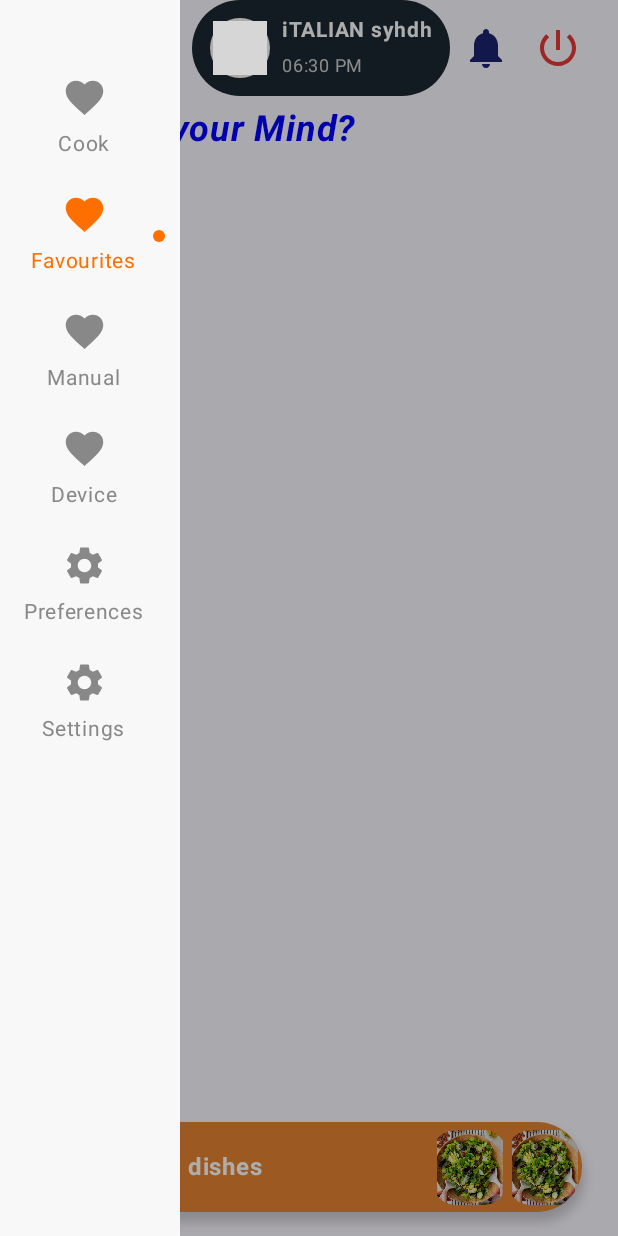
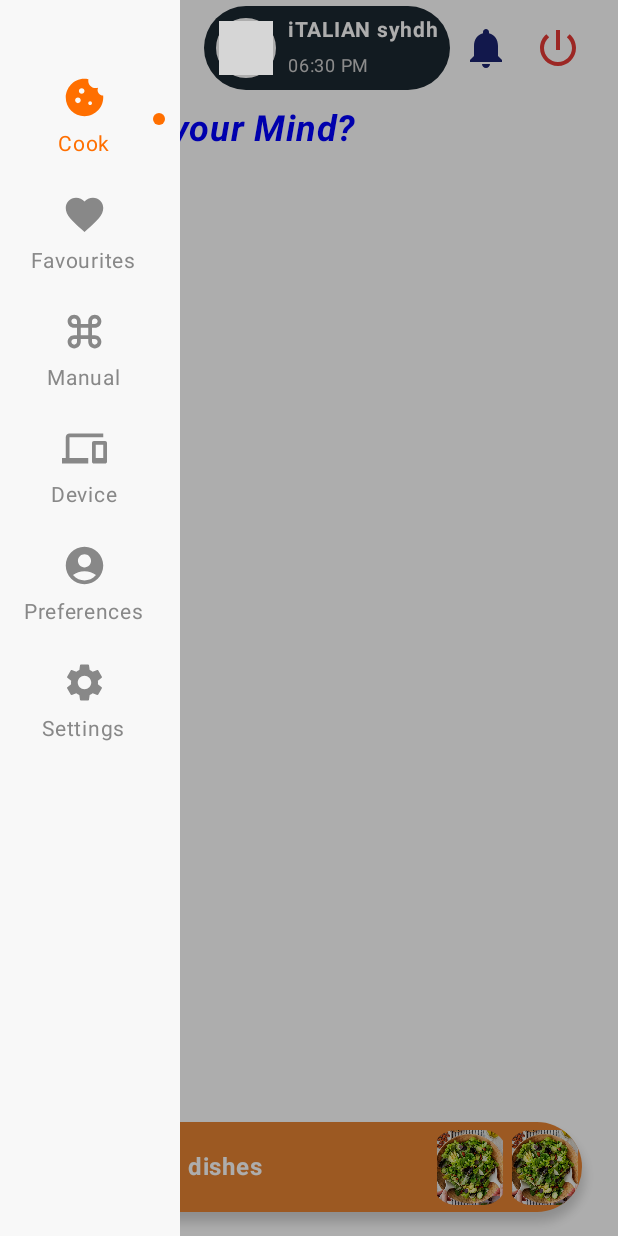
Before and after one commit to devikiran99/Assignments, an Android app built with Jetpack Compose: the screen it shows after launch (MainActivity), after a tap on "Notification", on a phone screen of 412 x 824 dp. Run offline under Robolectric (Android 15) with nearby library versions, the phone set to English and light mode, and no system bars; our stand-ins replace Dagger/Hilt's generated code; pictures from the network do not load; grey boxes are pictures that could not be loaded.

Commit message:
minor ui changes applied

```diff
--- a/app/build.gradle.kts
+++ b/app/build.gradle.kts
@@ -73,15 +73,9 @@ dependencies {
     implementation (libs.retrofit)
     implementation (libs.retrofit2.converter.gson)
 
-    //YouTube URL extractor
-    implementation (libs.youtube.url.extractor)
-
     //Dagger Hilt
     implementation(libs.hilt)
     ksp(libs.hilt.compiler)
-
-    //Navigation
-    implementation(libs.navigation.compose)
 
     //Coil
     implementation(libs.coil.compose)
@@ -90,5 +84,4 @@ dependencies {
     // Material 3
     implementation(libs.material3)
     implementation(libs.material3.window.size)
-
 }
--- a/app/src/main/java/com/devikiran/assignments/screens/Screen.kt
+++ b/app/src/main/java/com/devikiran/assignments/screens/Screen.kt
@@ -67,6 +67,7 @@ import androidx.compose.ui.graphics.vector.ImageVector
 import androidx.compose.ui.layout.ContentScale
 import androidx.compose.ui.platform.LocalContext
 import androidx.compose.ui.res.painterResource
+import androidx.compose.ui.res.vectorResource
 import androidx.compose.ui.text.font.FontStyle
 import androidx.compose.ui.text.font.FontWeight
 import androidx.compose.ui.text.style.TextAlign
@@ -120,7 +121,7 @@ fun ResponsiveNavigationUI(
 ) {
     val drawerState = rememberDrawerState(DrawerValue.Closed)
     val scope = rememberCoroutineScope()
-    var selectedItem by remember { mutableStateOf("Favourites") }
+    var selectedItem by remember { mutableStateOf("Cook") }
 
     if (isTablet) {
         Row(modifier = Modifier.fillMaxSize()) {
@@ -164,9 +165,14 @@ fun SidebarNavigation(
     ) {
         Spacer(modifier = Modifier.height(40.dp))
 
+        val cookIcon = ImageVector.vectorResource(id = R.drawable.ic_cook)
+        val deviceIcon = ImageVector.vectorResource(id = R.drawable.ic_device)
+        val manualIcon = ImageVector.vectorResource(id = R.drawable.ic_manual)
+        val prefIcon = ImageVector.vectorResource(id = R.drawable.ic_preference)
+
         NavigationItem(
             "Cook",
-            Icons.Default.Favorite,
+            cookIcon,
             selectedItem == "Cook"
         ) { onItemSelected("Cook") }
         NavigationItem(
@@ -174,19 +180,19 @@ fun SidebarNavigation(
             Icons.Default.Favorite,
             selectedItem == "Favourites"
         ) { onItemSelected("Favourites") }
-        NavigationItem("Manual", Icons.Default.Favorite, selectedItem == "Manual") {
+        NavigationItem("Manual", manualIcon, selectedItem == "Manual") {
             onItemSelected(
                 "Manual"
             )
         }
-        NavigationItem("Device", Icons.Default.Favorite, selectedItem == "Device") {
+        NavigationItem("Device", deviceIcon, selectedItem == "Device") {
             onItemSelected(
                 "Device"
             )
         }
         NavigationItem(
             "Preferences",
-            Icons.Default.Settings,
+            prefIcon,
             selectedItem == "Preferences"
         ) { onItemSelected("Preferences") }
         NavigationItem(
@@ -245,7 +251,9 @@ fun MainContent(
     onNavDrawerClick: () -> Unit
 ) {
     Box(
-        modifier = Modifier.fillMaxSize()
+        modifier = Modifier
+            .fillMaxSize()
+            .background(color = Color.White)
     ) {
         val dishTypeList = viewModel.dishTypeDataList.collectAsState()
         val recommendationData = viewModel.dishDataDataList.collectAsState()
@@ -464,7 +472,7 @@ fun ScheduledItemCard(
     Row(
         modifier = Modifier
             .background(Color(0xFF1B2730), shape = RoundedCornerShape(40.dp))
-            .padding(horizontal = 12.dp, vertical = 8.dp),
+            .padding(start = 8.dp, end = 8.dp, top = 4.dp, bottom = 4.dp),
         verticalAlignment = Alignment.CenterVertically
     ) {
         Box(
--- /dev/null
+++ b/app/src/main/res/drawable/ic_cook.xml
@@ -0,0 +1,5 @@
+<vector xmlns:android="http://schemas.android.com/apk/res/android" android:height="24dp" android:tint="#EFEBEB" android:viewportHeight="24" android:viewportWidth="24" android:width="24dp">
+
+    <path android:fillColor="@android:color/white" android:pathData="M21.95,10.99c-1.79,-0.03 -3.7,-1.95 -2.68,-4.22c-2.98,1 -5.77,-1.59 -5.19,-4.56C6.95,0.71 2,6.58 2,12c0,5.52 4.48,10 10,10C17.89,22 22.54,16.92 21.95,10.99zM8.5,15C7.67,15 7,14.33 7,13.5S7.67,12 8.5,12s1.5,0.67 1.5,1.5S9.33,15 8.5,15zM10.5,10C9.67,10 9,9.33 9,8.5S9.67,7 10.5,7S12,7.67 12,8.5S11.33,10 10.5,10zM15,16c-0.55,0 -1,-0.45 -1,-1c0,-0.55 0.45,-1 1,-1s1,0.45 1,1C16,15.55 15.55,16 15,16z"/>
+
+</vector>
--- /dev/null
+++ b/app/src/main/res/drawable/ic_device.xml
@@ -0,0 +1,5 @@
+<vector xmlns:android="http://schemas.android.com/apk/res/android" android:height="24dp" android:tint="#EFEBEB" android:viewportHeight="24" android:viewportWidth="24" android:width="24dp">
+
+    <path android:fillColor="@android:color/white" android:pathData="M4,6h18L22,4L4,4c-1.1,0 -2,0.9 -2,2v11L0,17v3h14v-3L4,17L4,6zM23,8h-6c-0.55,0 -1,0.45 -1,1v10c0,0.55 0.45,1 1,1h6c0.55,0 1,-0.45 1,-1L24,9c0,-0.55 -0.45,-1 -1,-1zM22,17h-4v-7h4v7z"/>
+
+</vector>
--- /dev/null
+++ b/app/src/main/res/drawable/ic_manual.xml
@@ -0,0 +1,5 @@
+<vector xmlns:android="http://schemas.android.com/apk/res/android" android:height="24dp" android:tint="#EFEBEB" android:viewportHeight="24" android:viewportWidth="24" android:width="24dp">
+
+    <path android:fillColor="@android:color/white" android:pathData="M17.5,3C15.57,3 14,4.57 14,6.5V8h-4V6.5C10,4.57 8.43,3 6.5,3S3,4.57 3,6.5S4.57,10 6.5,10H8v4H6.5C4.57,14 3,15.57 3,17.5S4.57,21 6.5,21s3.5,-1.57 3.5,-3.5V16h4v1.5c0,1.93 1.57,3.5 3.5,3.5s3.5,-1.57 3.5,-3.5S19.43,14 17.5,14H16v-4h1.5c1.93,0 3.5,-1.57 3.5,-3.5S19.43,3 17.5,3L17.5,3zM16,8V6.5C16,5.67 16.67,5 17.5,5S19,5.67 19,6.5S18.33,8 17.5,8H16L16,8zM6.5,8C5.67,8 5,7.33 5,6.5S5.67,5 6.5,5S8,5.67 8,6.5V8H6.5L6.5,8zM10,14v-4h4v4H10L10,14zM17.5,19c-0.83,0 -1.5,-0.67 -1.5,-1.5V16h1.5c0.83,0 1.5,0.67 1.5,1.5S18.33,19 17.5,19L17.5,19zM6.5,19C5.67,19 5,18.33 5,17.5S5.67,16 6.5,16H8v1.5C8,18.33 7.33,19 6.5,19L6.5,19z"/>
+
+</vector>
--- /dev/null
+++ b/app/src/main/res/drawable/ic_preference.xml
@@ -0,0 +1,5 @@
+<vector xmlns:android="http://schemas.android.com/apk/res/android" android:height="24dp" android:tint="#EFEBEB" android:viewportHeight="24" android:viewportWidth="24" android:width="24dp">
+
+    <path android:fillColor="@android:color/white" android:pathData="M12,2C6.48,2 2,6.48 2,12s4.48,10 10,10s10,-4.48 10,-10S17.52,2 12,2zM12,6c1.93,0 3.5,1.57 3.5,3.5S13.93,13 12,13s-3.5,-1.57 -3.5,-3.5S10.07,6 12,6zM12,20c-2.03,0 -4.43,-0.82 -6.14,-2.88C7.55,15.8 9.68,15 12,15s4.45,0.8 6.14,2.12C16.43,19.18 14.03,20 12,20z"/>
+
+</vector>
--- a/gradle/libs.versions.toml
+++ b/gradle/libs.versions.toml
@@ -12,13 +12,11 @@ composeBom = "2025.03.00"
 retrofit = "2.9.0"
 adaptiveAndroid = "1.1.0"
 lifecycle = "2.8.7"
-navigationCompose = "2.8.9"
 hilt = "2.51.1"
 ksp = "2.0.21-1.0.27"
 kotlinxCoroutinesAndroid = "1.10.1"
 kotlinxCoroutinesCore = "1.10.1"
 coil = "3.1.0"
-core = "11.1.0"
 material3 = "1.3.1"
 
 [libraries]
@@ -45,8 +43,6 @@ kotlinx-coroutines-android = { module = "org.jetbrains.kotlinx:kotlinx-coroutine
 kotlinx-coroutines-core = { module = "org.jetbrains.kotlinx:kotlinx-coroutines-core", version.ref = "kotlinxCoroutinesCore" }
 retrofit = { module = "com.squareup.retrofit2:retrofit", version.ref = "retrofit" }
 retrofit2-converter-gson = { module = "com.squareup.retrofit2:converter-gson", version.ref = "retrofit" }
-youtube-url-extractor = { module = "com.pierfrancescosoffritti.androidyoutubeplayer:core", version.ref = "core" }
-navigation-compose = { module = "androidx.navigation:navigation-compose", version.ref = "navigationCompose" }
 hilt = { module = "com.google.dagger:hilt-android", version.ref = "hilt" }
 hilt-compiler = { module = "com.google.dagger:hilt-compiler", version.ref = "hilt" }
 coil-compose = { module = "io.coil-kt.coil3:coil-compose", version.ref = "coil" }
```
